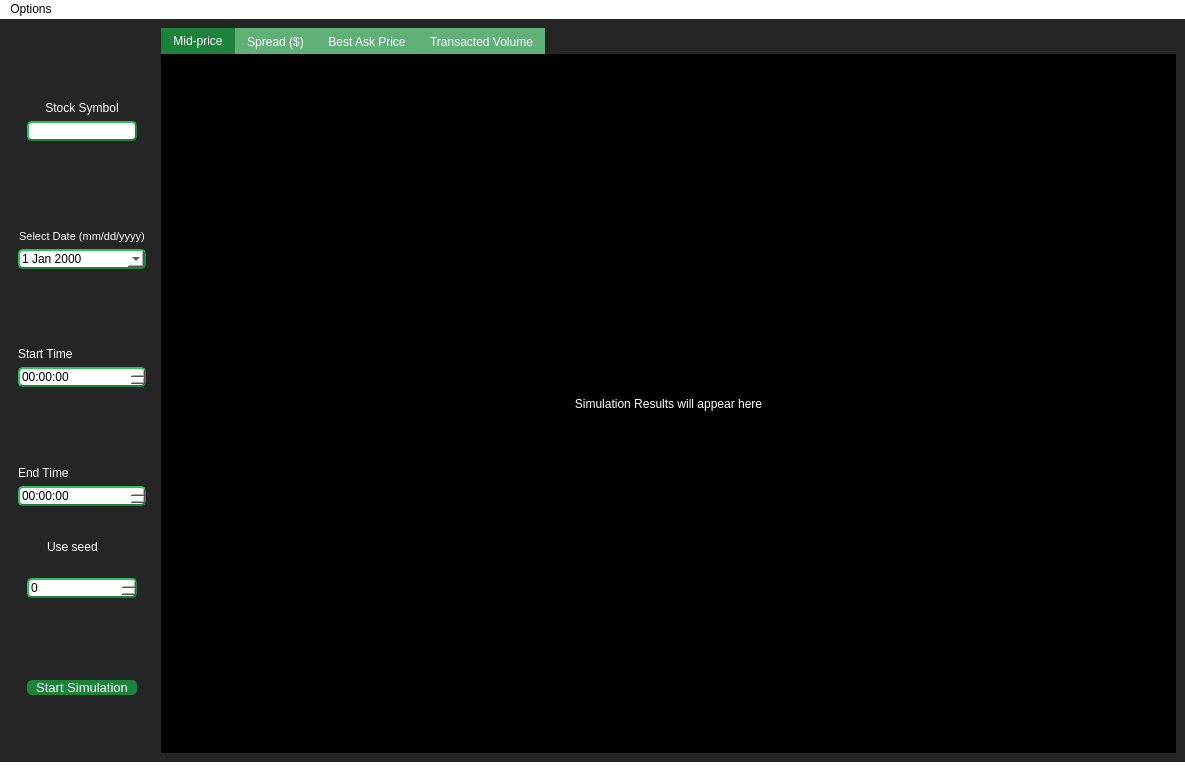
The window that widgets/UI/RMSC03_Future.ui (JV-FIU/Agent-Based-Stock-Market-Simulator) describes before a commit, drawn with Qt 5.
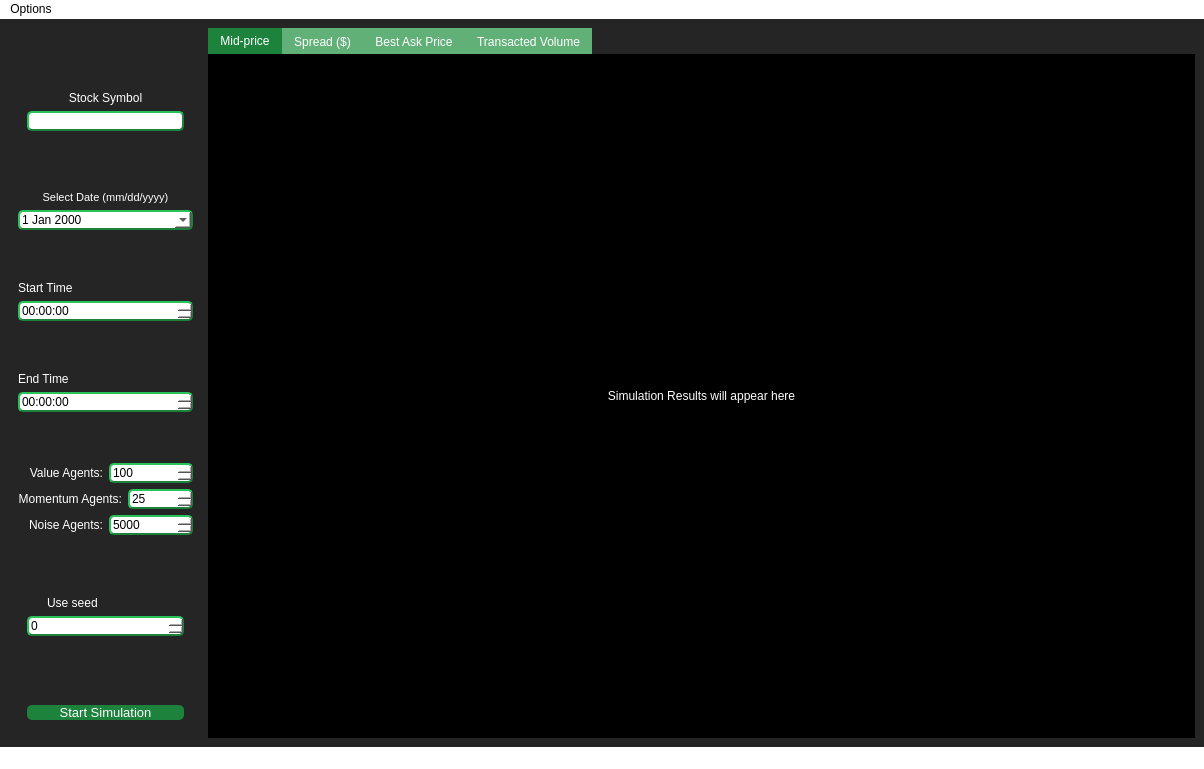
The same window after the commit.

What changed in the file:
```diff
--- a/widgets/UI/RMSC03_Future.ui
+++ b/widgets/UI/RMSC03_Future.ui
@@ -6,8 +6,8 @@
    <rect>
     <x>0</x>
     <y>0</y>
-    <width>1185</width>
-    <height>784</height>
+    <width>1204</width>
+    <height>769</height>
    </rect>
   </property>
   <property name="windowTitle">
@@ -41,7 +41,7 @@
 }
 
 
-#stockSymbol, #endTime, #startTime, #simDate, #seedSelector{
+#stockSymbol, #endTime, #startTime, #simDate, #seedSelector, #noiseAgents, #valueAgents, #momentumAgents {
     background-color: white;
     border-style: outset;
     border-width: 2px;
@@ -231,6 +231,19 @@
     <item row="0" column="0">
      <widget class="QWidget" name="inputContainer" native="true">
       <layout class="QVBoxLayout" name="verticalLayout_12">
+       <item>
+        <spacer name="verticalSpacer_6">
+         <property name="orientation">
+          <enum>Qt::Vertical</enum>
+         </property>
+         <property name="sizeHint" stdset="0">
+          <size>
+           <width>20</width>
+           <height>40</height>
+          </size>
+         </property>
+        </spacer>
+       </item>
        <item>
         <widget class="QWidget" name="tickerW" native="true">
          <layout class="QVBoxLayout" name="verticalLayout_7">
@@ -262,6 +275,19 @@
          </layout>
         </widget>
        </item>
+       <item>
+        <spacer name="verticalSpacer_7">
+         <property name="orientation">
+          <enum>Qt::Vertical</enum>
+         </property>
+         <property name="sizeHint" stdset="0">
+          <size>
+           <width>20</width>
+           <height>40</height>
+          </size>
+         </property>
+        </spacer>
+       </item>
        <item>
         <layout class="QVBoxLayout" name="verticalLayout_9">
          <item>
@@ -296,6 +322,19 @@
          </item>
         </layout>
        </item>
+       <item>
+        <spacer name="verticalSpacer_5">
+         <property name="orientation">
+          <enum>Qt::Vertical</enum>
+         </property>
+         <property name="sizeHint" stdset="0">
+          <size>
+           <width>20</width>
+           <height>40</height>
+          </size>
+         </property>
+        </spacer>
+       </item>
        <item>
         <layout class="QVBoxLayout" name="verticalLayout_13">
          <item>
@@ -325,6 +364,19 @@
          </item>
         </layout>
        </item>
+       <item>
+        <spacer name="verticalSpacer_4">
+         <property name="orientation">
+          <enum>Qt::Vertical</enum>
+         </property>
+         <property name="sizeHint" stdset="0">
+          <size>
+           <width>20</width>
+           <height>40</height>
+          </size>
+         </property>
+        </spacer>
+       </item>
        <item>
         <layout class="QVBoxLayout" name="verticalLayout_14">
          <item>
@@ -353,6 +405,117 @@
          </item>
         </layout>
        </item>
+       <item>
+        <spacer name="verticalSpacer">
+         <property name="orientation">
+          <enum>Qt::Vertical</enum>
+         </property>
+         <property name="sizeHint" stdset="0">
+          <size>
+           <width>20</width>
+           <height>40</height>
+          </size>
+         </property>
+        </spacer>
+       </item>
+       <item>
+        <layout class="QVBoxLayout" name="AgentBox">
+         <item>
+          <layout class="QHBoxLayout" name="horizontalLayout">
+           <item>
+            <widget class="QLabel" name="label_4">
+             <property name="text">
+              <string>Value Agents:</string>
+             </property>
+             <property name="alignment">
+              <set>Qt::AlignRight|Qt::AlignTrailing|Qt::AlignVCenter</set>
+             </property>
+            </widget>
+           </item>
+           <item>
+            <widget class="QSpinBox" name="valueAgents">
+             <property name="minimum">
+              <number>1</number>
+             </property>
+             <property name="maximum">
+              <number>1000000</number>
+             </property>
+             <property name="value">
+              <number>100</number>
+             </property>
+            </widget>
+           </item>
+          </layout>
+         </item>
+         <item>
+          <layout class="QHBoxLayout" name="horizontalLayout_3">
+           <item>
+            <widget class="QLabel" name="label_5">
+             <property name="text">
+              <string>Momentum Agents:</string>
+             </property>
+             <property name="alignment">
+              <set>Qt::AlignRight|Qt::AlignTrailing|Qt::AlignVCenter</set>
+             </property>
+            </widget>
+           </item>
+           <item>
+            <widget class="QSpinBox" name="momentumAgents">
+             <property name="minimum">
+              <number>1</number>
+             </property>
+             <property name="maximum">
+              <number>1000000</number>
+             </property>
+             <property name="value">
+              <number>25</number>
+             </property>
+            </widget>
+           </item>
+          </layout>
+         </item>
+         <item>
+          <layout class="QHBoxLayout" name="horizontalLayout_5">
+           <item>
+            <widget class="QLabel" name="label_6">
+             <property name="text">
+              <string>Noise Agents:</string>
+             </property>
+             <property name="alignment">
+              <set>Qt::AlignRight|Qt::AlignTrailing|Qt::AlignVCenter</set>
+             </property>
+            </widget>
+           </item>
+           <item>
+            <widget class="QSpinBox" name="noiseAgents">
+             <property name="minimum">
+              <number>1</number>
+             </property>
+             <property name="maximum">
+              <number>1000000</number>
+             </property>
+             <property name="value">
+              <number>5000</number>
+             </property>
+            </widget>
+           </item>
+          </layout>
+         </item>
+        </layout>
+       </item>
+       <item>
+        <spacer name="verticalSpacer_3">
+         <property name="orientation">
+          <enum>Qt::Vertical</enum>
+         </property>
+         <property name="sizeHint" stdset="0">
+          <size>
+           <width>20</width>
+           <height>40</height>
+          </size>
+         </property>
+        </spacer>
+       </item>
        <item>
         <widget class="QWidget" name="seedContainer" native="true">
          <layout class="QVBoxLayout" name="verticalLayout_10">
@@ -379,13 +542,26 @@
              </font>
             </property>
             <property name="maximum">
-             <number>429496729</number>
+             <number>2147483647</number>
             </property>
            </widget>
           </item>
          </layout>
         </widget>
        </item>
+       <item>
+        <spacer name="verticalSpacer_2">
+         <property name="orientation">
+          <enum>Qt::Vertical</enum>
+         </property>
+         <property name="sizeHint" stdset="0">
+          <size>
+           <width>20</width>
+           <height>40</height>
+          </size>
+         </property>
+        </spacer>
+       </item>
        <item>
         <widget class="QWidget" name="buttonW" native="true">
          <layout class="QVBoxLayout" name="verticalLayout_11">
@@ -414,7 +590,7 @@
     <rect>
      <x>0</x>
      <y>0</y>
-     <width>1185</width>
+     <width>1204</width>
      <height>21</height>
     </rect>
    </property>
```
